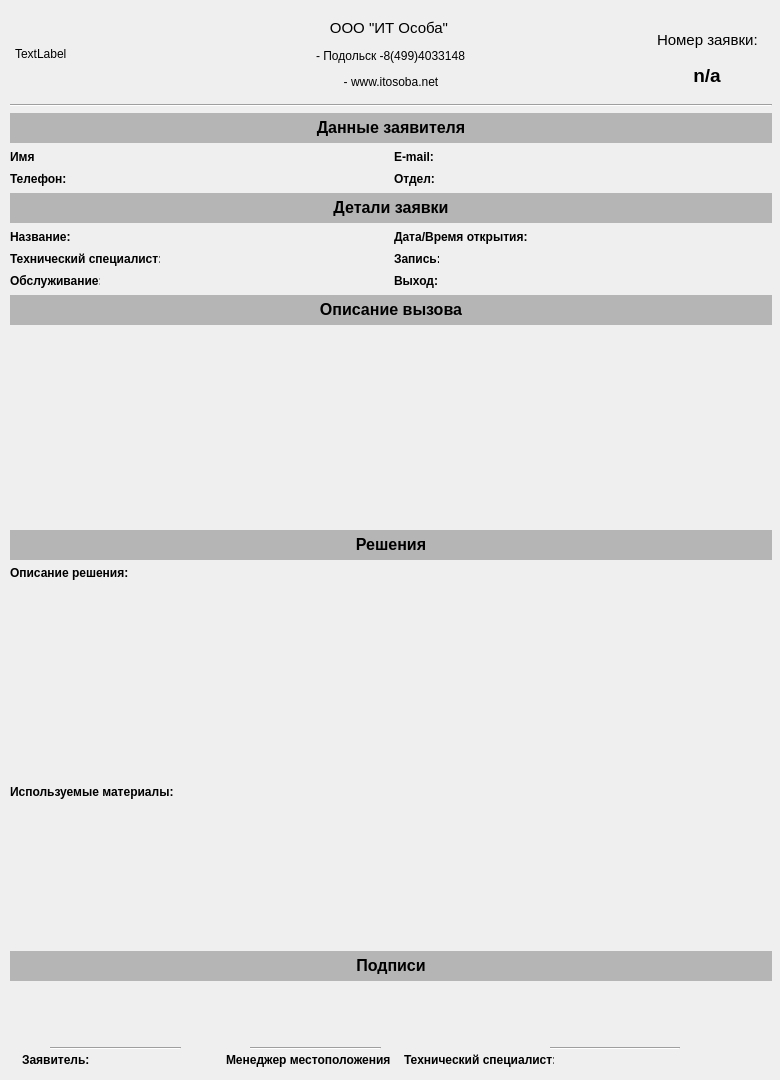
Old version of the form QtTry4/printorder.ui in the repository Vampire016/FQW_programm.
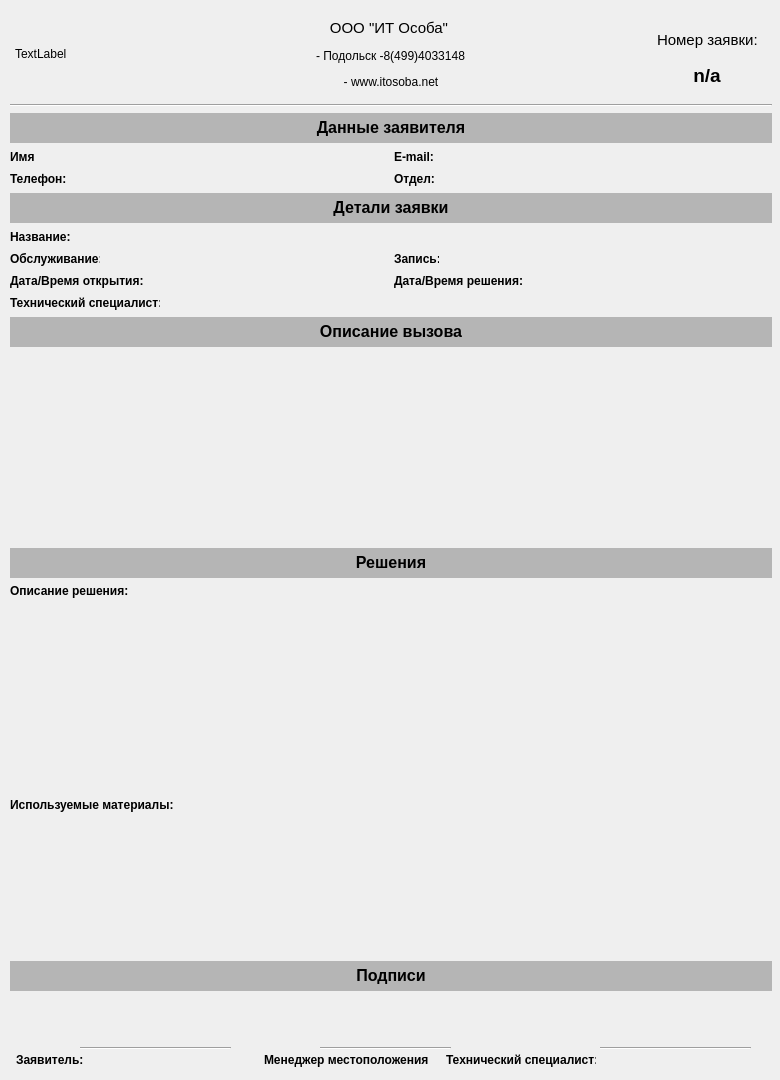
New version of the form.

```diff
--- a/QtTry4/printorder.ui
+++ b/QtTry4/printorder.ui
@@ -43,9 +43,9 @@
   <widget class="Line" name="line_2">
    <property name="geometry">
     <rect>
-     <x>50</x>
+     <x>80</x>
      <y>1040</y>
-     <width>131</width>
+     <width>151</width>
      <height>16</height>
     </rect>
    </property>
@@ -56,9 +56,9 @@
   <widget class="Line" name="line_4">
    <property name="geometry">
     <rect>
-     <x>550</x>
+     <x>600</x>
      <y>1040</y>
-     <width>130</width>
+     <width>151</width>
      <height>16</height>
     </rect>
    </property>
@@ -69,7 +69,7 @@
   <widget class="Line" name="line_5">
    <property name="geometry">
     <rect>
-     <x>250</x>
+     <x>320</x>
      <y>1040</y>
      <width>131</width>
      <height>16</height>
@@ -85,7 +85,7 @@
      <x>10</x>
      <y>10</y>
      <width>762</width>
-     <height>971</height>
+     <height>981</height>
     </rect>
    </property>
    <layout class="QVBoxLayout" name="verticalLayout_7">
@@ -605,9 +605,7 @@
      </widget>
     </item>
     <item>
-     <layout class="QHBoxLayout" name="horizontalLayout_15">
-      <item>
-       <layout class="QVBoxLayout" name="verticalLayout_3">
+     <layout class="QVBoxLayout" name="verticalLayout_8">
         <item>
          <layout class="QHBoxLayout" name="horizontalLayout_9">
           <item>
@@ -645,7 +643,7 @@
             </property>
             <property name="maximumSize">
              <size>
-              <width>400</width>
+            <width>800</width>
               <height>16</height>
              </size>
             </property>
@@ -663,59 +661,9 @@
          </layout>
         </item>
         <item>
-         <layout class="QHBoxLayout" name="horizontalLayout_10">
+       <layout class="QHBoxLayout" name="horizontalLayout_15">
           <item>
-           <widget class="QLabel" name="label_BordName_7">
-            <property name="sizePolicy">
-             <sizepolicy hsizetype="Fixed" vsizetype="Fixed">
-              <horstretch>0</horstretch>
-              <verstretch>0</verstretch>
-             </sizepolicy>
-            </property>
-            <property name="minimumSize">
-             <size>
-              <width>150</width>
-              <height>16</height>
-             </size>
-            </property>
-            <property name="maximumSize">
-             <size>
-              <width>65</width>
-              <height>16</height>
-             </size>
-            </property>
-            <property name="text">
-             <string>&lt;html&gt;&lt;head/&gt;&lt;body&gt;&lt;p&gt;&lt;span style=&quot; font-weight:600;&quot;&gt;Технический специалист:&lt;/span&gt;&lt;/p&gt;&lt;/body&gt;&lt;/html&gt;</string>
-            </property>
-           </widget>
-          </item>
-          <item>
-           <widget class="QLineEdit" name="lineEdit_TechName">
-            <property name="minimumSize">
-             <size>
-              <width>120</width>
-              <height>16</height>
-             </size>
-            </property>
-            <property name="maximumSize">
-             <size>
-              <width>400</width>
-              <height>16</height>
-             </size>
-            </property>
-            <property name="styleSheet">
-             <string notr="true">background: transparent;</string>
-            </property>
-            <property name="maxLength">
-             <number>40</number>
-            </property>
-            <property name="frame">
-             <bool>false</bool>
-            </property>
-           </widget>
-          </item>
-         </layout>
-        </item>
+         <layout class="QVBoxLayout" name="verticalLayout_3">
         <item>
          <layout class="QHBoxLayout" name="horizontalLayout_11">
           <item>
@@ -770,10 +718,6 @@
           </item>
          </layout>
         </item>
-       </layout>
-      </item>
-      <item>
-       <layout class="QVBoxLayout" name="verticalLayout_6">
         <item>
          <layout class="QHBoxLayout" name="horizontalLayout_12">
           <item>
@@ -828,6 +772,10 @@
           </item>
          </layout>
         </item>
+         </layout>
+        </item>
+        <item>
+         <layout class="QVBoxLayout" name="verticalLayout_6">
         <item>
          <layout class="QHBoxLayout" name="horizontalLayout_13">
           <item>
@@ -894,7 +842,7 @@
             </property>
             <property name="minimumSize">
              <size>
-              <width>45</width>
+                <width>140</width>
               <height>16</height>
              </size>
             </property>
@@ -905,7 +853,7 @@
              </size>
             </property>
             <property name="text">
-             <string>&lt;html&gt;&lt;head/&gt;&lt;body&gt;&lt;p&gt;&lt;span style=&quot; font-weight:600;&quot;&gt;Выход:&lt;/span&gt;&lt;/p&gt;&lt;/body&gt;&lt;/html&gt;</string>
+               <string>&lt;html&gt;&lt;head/&gt;&lt;body&gt;&lt;p&gt;&lt;span style=&quot; font-weight:600;&quot;&gt;Дата/Время решения:&lt;/span&gt;&lt;/p&gt;&lt;/body&gt;&lt;/html&gt;</string>
             </property>
            </widget>
           </item>
@@ -913,7 +861,7 @@
            <widget class="QLineEdit" name="lineEdit_bordName_11">
             <property name="minimumSize">
              <size>
-              <width>245</width>
+                <width>150</width>
               <height>16</height>
              </size>
             </property>
@@ -935,6 +883,62 @@
            </widget>
           </item>
          </layout>
+          </item>
+         </layout>
+        </item>
+       </layout>
+      </item>
+      <item>
+       <layout class="QHBoxLayout" name="horizontalLayout_10">
+        <item>
+         <widget class="QLabel" name="label_BordName_7">
+          <property name="sizePolicy">
+           <sizepolicy hsizetype="Fixed" vsizetype="Fixed">
+            <horstretch>0</horstretch>
+            <verstretch>0</verstretch>
+           </sizepolicy>
+          </property>
+          <property name="minimumSize">
+           <size>
+            <width>150</width>
+            <height>16</height>
+           </size>
+          </property>
+          <property name="maximumSize">
+           <size>
+            <width>65</width>
+            <height>16</height>
+           </size>
+          </property>
+          <property name="text">
+           <string>&lt;html&gt;&lt;head/&gt;&lt;body&gt;&lt;p&gt;&lt;span style=&quot; font-weight:600;&quot;&gt;Технический специалист:&lt;/span&gt;&lt;/p&gt;&lt;/body&gt;&lt;/html&gt;</string>
+          </property>
+         </widget>
+        </item>
+        <item>
+         <widget class="QLineEdit" name="lineEdit_TechName">
+          <property name="minimumSize">
+           <size>
+            <width>120</width>
+            <height>16</height>
+           </size>
+          </property>
+          <property name="maximumSize">
+           <size>
+            <width>800</width>
+            <height>16</height>
+           </size>
+          </property>
+          <property name="styleSheet">
+           <string notr="true">background: transparent;</string>
+          </property>
+          <property name="maxLength">
+           <number>40</number>
+          </property>
+          <property name="frame">
+           <bool>false</bool>
+          </property>
+         </widget>
         </item>
        </layout>
       </item>
@@ -1139,9 +1143,9 @@
   <widget class="QWidget" name="layoutWidget">
    <property name="geometry">
     <rect>
-     <x>20</x>
+     <x>10</x>
      <y>1050</y>
-     <width>722</width>
+     <width>761</width>
      <height>20</height>
     </rect>
    </property>
@@ -1183,7 +1187,7 @@
         </property>
         <property name="minimumSize">
          <size>
-          <width>120</width>
+          <width>160</width>
           <height>16</height>
          </size>
         </property>
@@ -1266,7 +1270,7 @@
         </property>
         <property name="minimumSize">
          <size>
-          <width>180</width>
+          <width>160</width>
           <height>16</height>
          </size>
         </property>
```
Left out of the diff: 4 changed lines with no effect on the pictures. Lines whose indentation alone changed are shown as unchanged.
